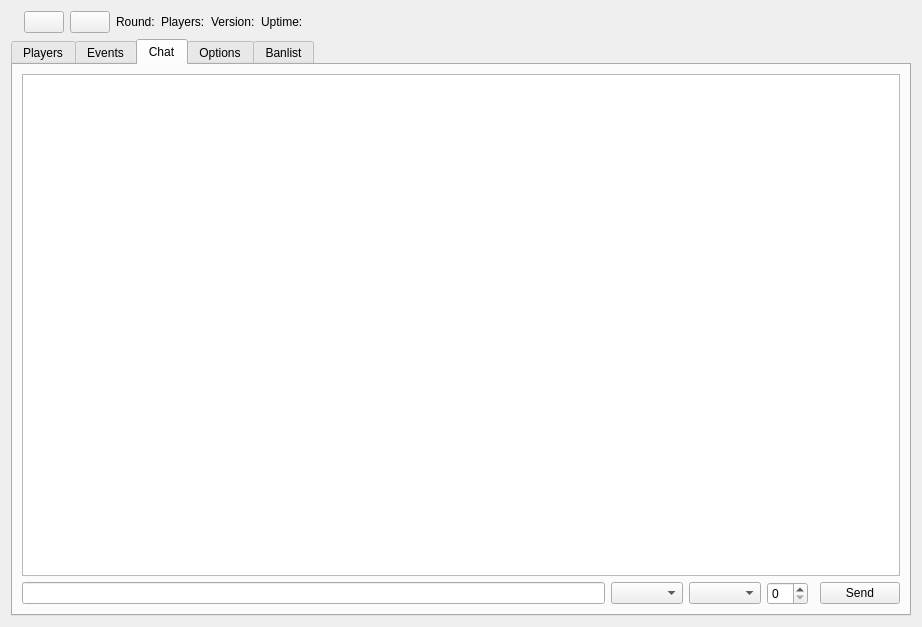
First picture: the form in client/bf4/BF4Widget.ui, repository OpenRcon/OpenRcon, before the edit.
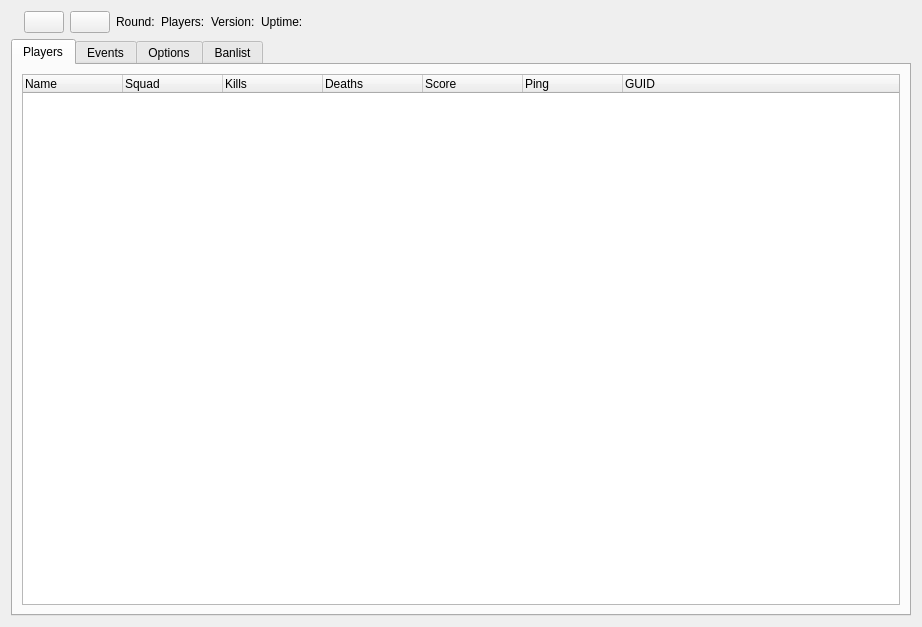
Second picture: the form after the edit. The open tabs and pages were chosen to show the change. Icons and pictures are not drawn.

Commit message: (Frostbite2) Added ChatWidget. (BF4) Implemented ChatWidget. (BF3) Implemented ChatWidget.

Patch:
```diff
--- a/client/bf4/BF4Widget.ui
+++ b/client/bf4/BF4Widget.ui
@@ -208,43 +208,6 @@
        </item>
       </layout>
      </widget>
-     <widget class="QWidget" name="tab_ch">
-      <attribute name="icon">
-       <iconset>
-        <normaloff>:/icons/images/icons/user-invisible.png</normaloff>:/icons/images/icons/user-invisible.png</iconset>
-      </attribute>
-      <attribute name="title">
-       <string>Chat</string>
-      </attribute>
-      <layout class="QGridLayout" name="gridLayout_2">
-       <item row="1" column="3">
-        <widget class="QSpinBox" name="spinBox_ch_duration"/>
-       </item>
-       <item row="1" column="0">
-        <widget class="QLineEdit" name="lineEdit_ch"/>
-       </item>
-       <item row="0" column="0" colspan="6">
-        <widget class="QTextEdit" name="textEdit_ch">
-         <property name="readOnly">
-          <bool>true</bool>
-         </property>
-        </widget>
-       </item>
-       <item row="1" column="5">
-        <widget class="QPushButton" name="pushButton_ch_send">
-         <property name="text">
-          <string>Send</string>
-         </property>
-        </widget>
-       </item>
-       <item row="1" column="2">
-        <widget class="QComboBox" name="comboBox_ch_mode"/>
-       </item>
-       <item row="1" column="1">
-        <widget class="QComboBox" name="comboBox_ch_target"/>
-       </item>
-      </layout>
-     </widget>
      <widget class="QWidget" name="tab_op">
       <attribute name="icon">
        <iconset>
```
Left out of the diff: 4 changed lines with no effect on the pictures. The commit also changes 10 other files.
